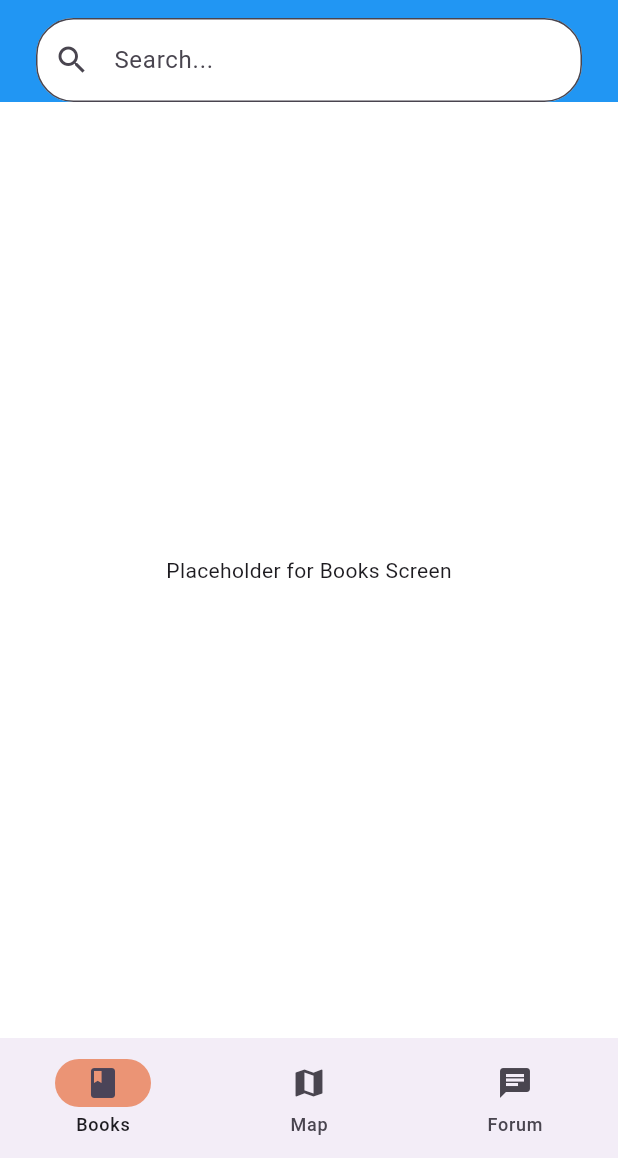
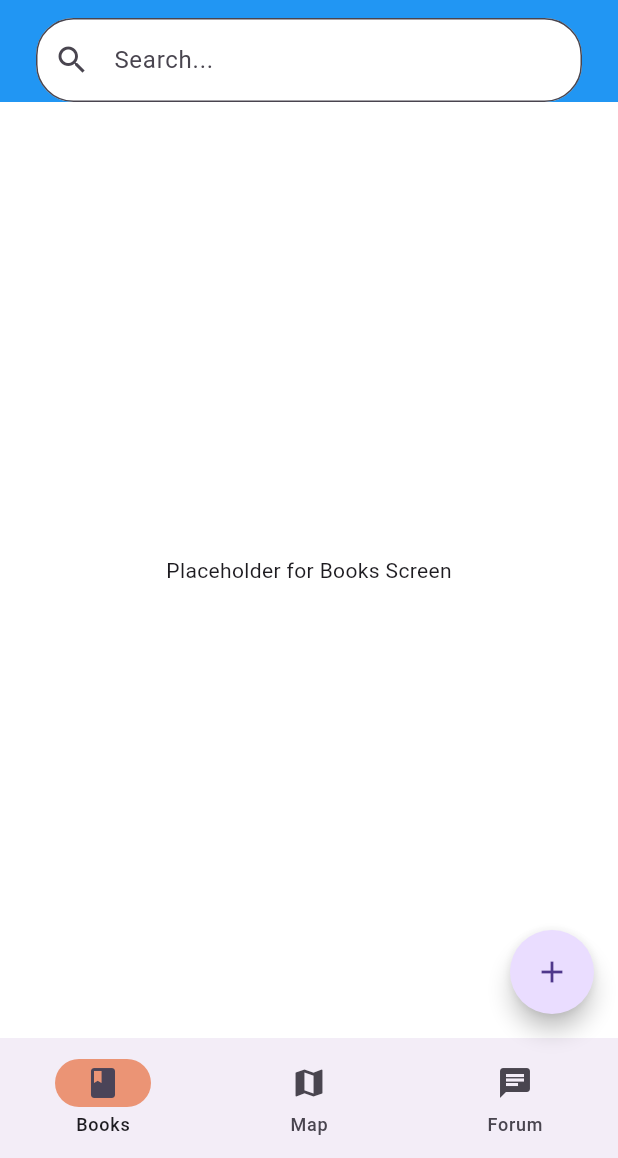
Before and after one commit to ceduni/lino, a Flutter app: the screen it shows after launch, on a phone screen of 412 x 824 dp, the part 78-1236 px from its top. Run offline on Flutter 3.47's test engine with Material 3 defaults, Android fonts, the phone set to English and light mode, and no system bars; drawn by our look-alikes of flutter_speed_dial; our stand-ins replace geolocator, get, google_maps_flutter; project files that could hold a hidden picture were left out.

Commit message:
Add floating action button for adding and removing books, remove unused custom shape containers and

```diff
--- /dev/null
+++ b/app/lib/common/widgets/floating_action_button/floating_action_button.dart
@@ -0,0 +1,31 @@
+import 'package:Lino_app/pages/add_book_screen.dart';
+import 'package:flutter/material.dart';
+import 'package:flutter_speed_dial/flutter_speed_dial.dart';
+
+class LinoFloatingButton extends StatelessWidget {
+  const LinoFloatingButton({super.key});
+
+  @override
+  Widget build(BuildContext context) {
+    return SpeedDial(
+      icon: Icons.add,
+      children: [
+        SpeedDialChild(
+          child: Icon(Icons.add),
+          label: 'Add Book',
+          onTap: () => Navigator.push(
+            context,
+            MaterialPageRoute(builder: (context) => AddBookScreen()),
+          ),
+        ),
+        SpeedDialChild(
+            child: Icon(Icons.remove),
+            label: 'Remove Book',
+            onTap: () => Navigator.push(
+                  context,
+                  MaterialPageRoute(builder: (context) => RemoveBookScreen()),
+                )),
+      ],
+    );
+  }
+}
--- a/app/lib/nav_menu.dart
+++ b/app/lib/nav_menu.dart
@@ -1,4 +1,5 @@
 import 'package:Lino_app/common/widgets/appbar/appbar.dart';
+import 'package:Lino_app/common/widgets/floating_action_button/floating_action_button.dart';
 import 'package:Lino_app/pages/map_screen.dart';
 import 'package:Lino_app/pages/test_map_screen.dart';
 import 'package:Lino_app/utils/constants/colors.dart';
@@ -15,6 +16,7 @@ class NavigationMenu extends StatelessWidget {
 
     return Scaffold(
       appBar: LinoAppBar(),
+      floatingActionButton: LinoFloatingButton(),
       bottomNavigationBar: Obx(
         () => NavigationBar(
           height: 80,
```
Also changed, not shown: app/lib/common/widgets/custom_shapes/containers/LinoCircularContainer.dart (deleted, +0 -32 lines), app/lib/common/widgets/custom_shapes/containers/search_container.dart (deleted, +0 -42 lines), app/lib/pages/add_book_screen.dart (added, +19 -0 lines).
